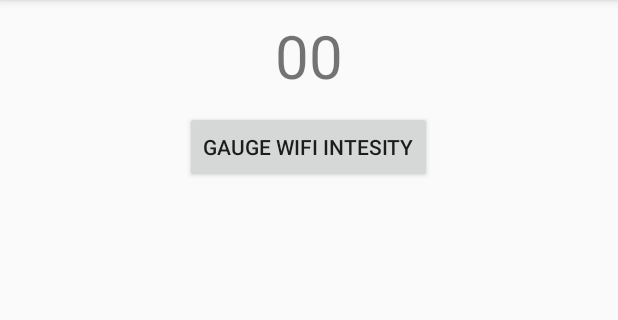
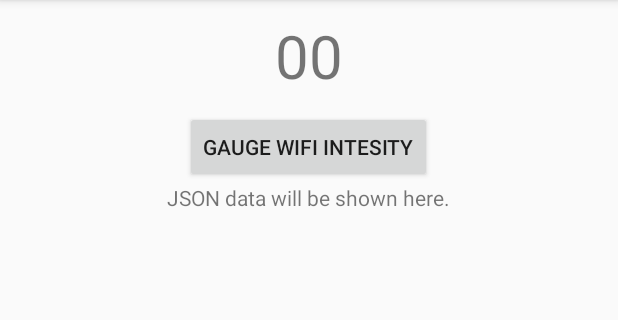
Before and after one commit to JaeRyoungKa/CS496_project4, an Android app: the screen it shows after launch (GetWifiIntensity), after a tap on "00", on a phone screen of 412 x 824 dp, the part 84-404 px from its top. Run offline under Robolectric (Android 15) with nearby library versions, the phone set to English and light mode, and no system bars.

Commit message:
add debugging function

```diff
--- a/app/src/main/java/com/example/q/wifiintensity/GetWifiIntensity.java
+++ b/app/src/main/java/com/example/q/wifiintensity/GetWifiIntensity.java
@@ -25,6 +25,7 @@ import org.apache.http.params.HttpParams;
 import org.json.JSONArray;
 import org.json.JSONException;
 import org.json.JSONObject;
+import org.w3c.dom.Text;
 
 import java.io.BufferedReader;
 import java.io.IOException;
@@ -125,7 +126,11 @@ public class GetWifiIntensity extends AppCompatActivity {
                     obj.put("data", jArray);//배열을 넣음
                     obj.put("zone", Integer.parseInt(placeinfo)); // String to Integer
 
+                    // 20160717 15:38 for debugging purpose.
                     new SendMSGTask().execute(obj);
+                    TextView debug = (TextView) findViewById(R.id.debug);
+                    debug.setText(obj.toString());
+
 
                 } catch (JSONException e) {
                     e.printStackTrace();
--- a/app/src/main/res/layout/get_wifi.xml
+++ b/app/src/main/res/layout/get_wifi.xml
@@ -19,4 +19,12 @@
         android:layout_marginTop="10dp"
         android:id="@+id/gauge"
         android:layout_gravity="center_horizontal" />
+
+    <TextView
+        android:layout_width="wrap_content"
+        android:layout_height="wrap_content"
+        android:textAppearance="?android:attr/textAppearanceSmall"
+        android:text="JSON data will be shown here."
+        android:id="@+id/debug"
+        android:layout_gravity="center" />
 </LinearLayout>
```
Also changed, not shown: 1 other file.
